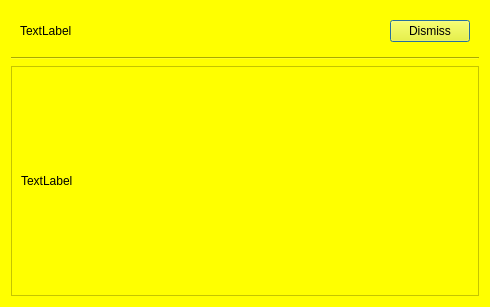
Ing-chuck/Aguara_POS, file src/core/notificationdialog.ui: the form before one commit.
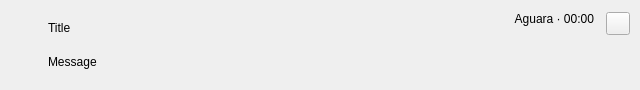
The form after the commit.

```diff
--- a/src/core/notificationdialog.ui
+++ b/src/core/notificationdialog.ui
@@ -6,84 +6,103 @@
    <rect>
     <x>0</x>
     <y>0</y>
-    <width>490</width>
-    <height>307</height>
+    <width>640</width>
+    <height>90</height>
    </rect>
   </property>
-  <property name="windowTitle">
-   <string>Dialog</string>
+  <property name="sizePolicy">
+   <sizepolicy hsizetype="Preferred" vsizetype="Maximum">
+    <horstretch>0</horstretch>
+    <verstretch>0</verstretch>
+   </sizepolicy>
   </property>
-  <property name="styleSheet">
-   <string notr="true">background:  rgb(255, 255, 0);</string>
-  </property>
-  <layout class="QVBoxLayout" name="verticalLayout">
-   <item>
-    <widget class="QWidget" name="topBar" native="true">
-     <layout class="QHBoxLayout" name="horizontalLayout">
-      <item>
-       <widget class="QLabel" name="title">
-        <property name="text">
-         <string>TextLabel</string>
-        </property>
-       </widget>
-      </item>
-      <item>
-       <spacer name="horizontalSpacer">
-        <property name="orientation">
-         <enum>Qt::Horizontal</enum>
-        </property>
-        <property name="sizeHint" stdset="0">
-         <size>
-          <width>40</width>
-          <height>20</height>
-         </size>
-        </property>
-       </spacer>
-      </item>
-      <item>
-       <widget class="QPushButton" name="pushButton">
-        <property name="text">
-         <string>Dismiss</string>
-        </property>
-       </widget>
-      </item>
-     </layout>
-    </widget>
-   </item>
-   <item>
-    <widget class="Line" name="line">
-     <property name="orientation">
-      <enum>Qt::Horizontal</enum>
+  <layout class="QHBoxLayout" name="cardLayout">
+   <property name="spacing">
+    <number>12</number>
+   </property>
+   <property name="leftMargin">
+    <number>14</number>
+   </property>
+   <property name="topMargin">
+    <number>12</number>
+   </property>
+   <property name="rightMargin">
+    <number>10</number>
+   </property>
+   <property name="bottomMargin">
+    <number>12</number>
+   </property>
+   <item alignment="Qt::AlignTop">
+    <widget class="QLabel" name="levelIcon">
+     <property name="minimumSize">
+      <size>
+       <width>22</width>
+       <height>22</height>
+      </size>
      </property>
     </widget>
    </item>
    <item>
-    <widget class="QScrollArea" name="scrollArea">
-     <property name="widgetResizable">
-      <bool>true</bool>
+    <layout class="QVBoxLayout" name="textLayout">
+     <property name="spacing">
+      <number>4</number>
      </property>
-     <widget class="QWidget" name="scrollAreaWidgetContents">
-      <property name="geometry">
-       <rect>
-        <x>0</x>
-        <y>0</y>
-        <width>470</width>
-        <height>231</height>
-       </rect>
-      </property>
-      <layout class="QVBoxLayout" name="verticalLayout_2">
+     <item>
+      <layout class="QHBoxLayout" name="headLayout">
+       <property name="spacing">
+        <number>10</number>
+       </property>
        <item>
-        <widget class="QLabel" name="message">
+        <widget class="QLabel" name="title">
+         <property name="sizePolicy">
+          <sizepolicy hsizetype="Expanding" vsizetype="Preferred">
+           <horstretch>1</horstretch>
+           <verstretch>0</verstretch>
+          </sizepolicy>
+         </property>
          <property name="text">
-          <string>TextLabel</string>
+          <string notr="true">Title</string>
          </property>
-         <property name="scaledContents">
-          <bool>false</bool>
+         <property name="wordWrap">
+          <bool>true</bool>
+         </property>
+        </widget>
+       </item>
+       <item>
+        <widget class="QLabel" name="meta">
+         <property name="alignment">
+          <set>Qt::AlignRight|Qt::AlignTop|Qt::AlignTrailing</set>
+         </property>
+         <property name="text">
+          <string notr="true">Aguara · 00:00</string>
          </property>
         </widget>
        </item>
       </layout>
-     </widget>
+     </item>
+     <item>
+      <widget class="QLabel" name="message">
+       <property name="text">
+        <string notr="true">Message</string>
+       </property>
+       <property name="wordWrap">
+        <bool>true</bool>
+       </property>
+       <property name="textInteractionFlags">
+        <set>Qt::TextSelectableByMouse</set>
+       </property>
+      </widget>
+     </item>
+    </layout>
+   </item>
+   <item alignment="Qt::AlignTop">
+    <widget class="QToolButton" name="dismissButton">
+     <property name="toolTip">
+      <string>Descartar</string>
+     </property>
+     <property name="role" stdset="0">
+      <string notr="true">flat</string>
+     </property>
     </widget>
    </item>
   </layout>
```
Left out of the diff: 12 changed lines with no effect on the pictures.
